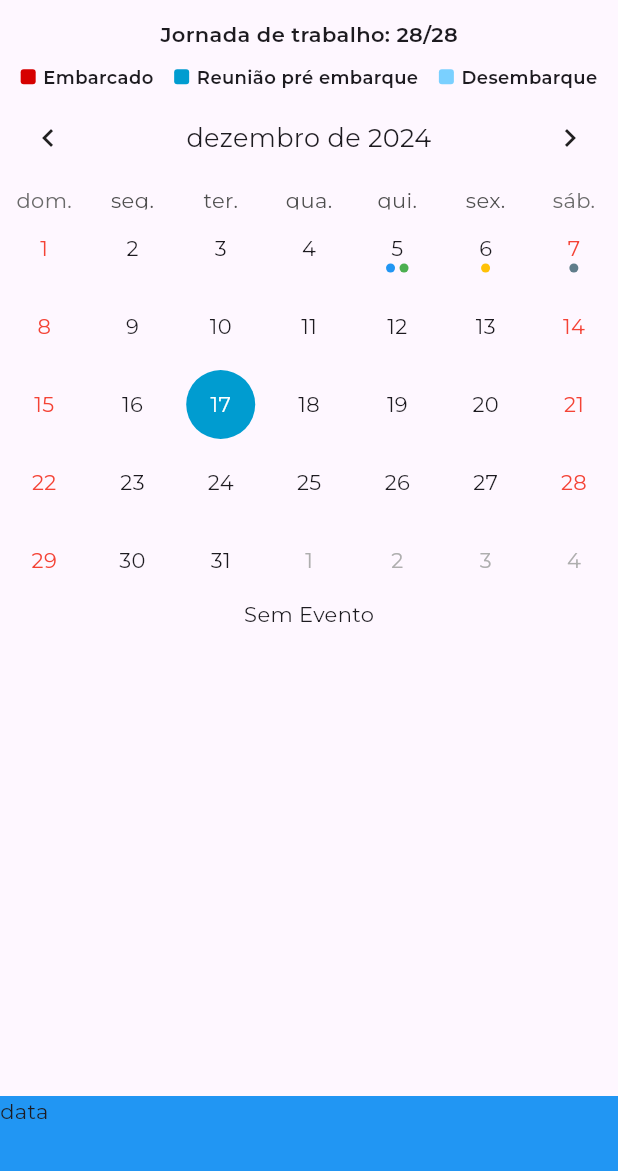
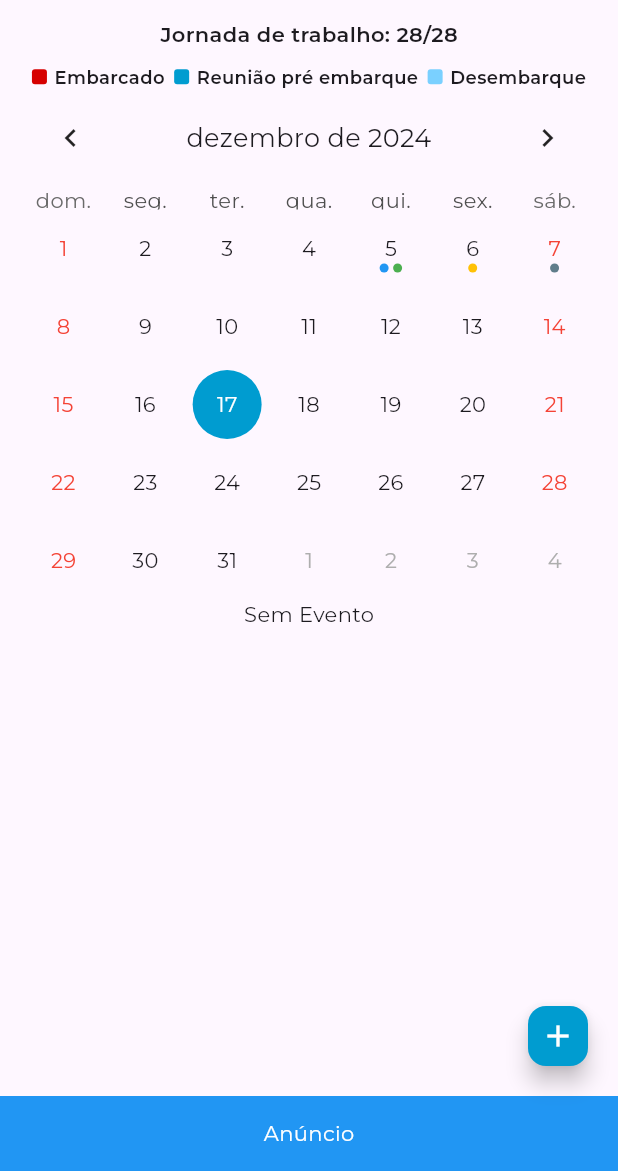
Before and after one commit to victorLessa/marine_app, a Flutter app: the screen it shows after launch, on a phone screen of 412 x 824 dp, the part 65-1236 px from its top. Run offline on Flutter 3.47's test engine with Material 3 defaults, Android fonts, the phone set to English and light mode, and no system bars; drawn by our look-alikes of table_calendar; project files that could hold a hidden picture were left out.

Commit message:
wip: inicio do componente de criação de eventos

```diff
--- a/lib/app.dart
+++ b/lib/app.dart
@@ -11,6 +11,7 @@ class MyApp extends StatelessWidget {
     return MaterialApp(
       title: 'Meu App',
       theme: ThemeData(
+        useMaterial3: true,
         primarySwatch: Colors.blue,
         fontFamily: 'Montserrat',
         textTheme: const TextTheme(
--- /dev/null
+++ b/lib/models/form_event_state.dart
@@ -0,0 +1,8 @@
+import 'package:flutter/material.dart';
+
+class FormEventState {
+  TextEditingController? title;
+  TextEditingController? description;
+
+  FormEventState({this.title, this.description});
+}
--- a/lib/providers/calendar_event_provider.dart
+++ b/lib/providers/calendar_event_provider.dart
@@ -1,7 +1,11 @@
 import 'package:flutter/material.dart';
 import 'package:marine/models/event_state.dart';
+import 'package:marine/models/form_event_state.dart';
 
 class CalendarEventProvider with ChangeNotifier {
+  final ValueNotifier<DateTime> _focusedDay = ValueNotifier(DateTime.now());
+  DateTime? _selectedDay;
+
   final EventState _events = EventState(events: {
     DateTime.utc(2024, 12, 5): [
       {"name": "Evento 1", "color": Colors.blue},
@@ -15,12 +19,14 @@ class CalendarEventProvider with ChangeNotifier {
     ],
   });
 
-  DateTime? _selectedDay;
-  final ValueNotifier<DateTime> _focusedDay = ValueNotifier(DateTime.now());
+  final FormEventState _formEventState = FormEventState();
 
   Map<DateTime, List<Map<String, dynamic>>> get events => _events.events;
 
   ValueNotifier<DateTime> get focusedDay => _focusedDay;
+
+  FormEventState get formEventState => _formEventState;
+
   DateTime? get selectedDay => _selectedDay;
 
   void addFocusedDay(DateTime day) {
--- a/lib/screens/home_screen.dart
+++ b/lib/screens/home_screen.dart
@@ -1,5 +1,6 @@
 import 'package:flutter/material.dart';
 import 'package:marine/providers/app_provider.dart';
+import 'package:marine/screens/form_events.dart';
 import 'package:marine/widgets/calendar_events.dart';
 import 'package:marine/widgets/custom_view.dart';
 import 'package:marine/widgets/legend.dart';
@@ -15,6 +16,14 @@ class HomeScreen extends StatelessWidget {
     return CustomView(
       appBar: AppBar(
         title: const Text('Inicio'),
+      ),
+      floatingActionButton: FloatingActionButton.small(
+        onPressed: () => showCustomModal(context),
+        backgroundColor: const Color.fromARGB(255, 0, 156, 208),
+        child: const Icon(
+          Icons.add,
+          color: Colors.white,
+        ),
       ),
       drawer: const CustomDrawer(),
       body: Consumer<AppProvider>(
--- a/lib/widgets/calendar_events.dart
+++ b/lib/widgets/calendar_events.dart
@@ -42,7 +42,7 @@ class _CalendarEventsState extends State<CalendarEvents>
                 height: 45,
                 width: 45,
                 alignment: Alignment.center,
-                margin: const EdgeInsets.only(left: 10),
+                margin: const EdgeInsets.only(left: 0),
                 decoration: const BoxDecoration(
                   shape: BoxShape.circle,
                   color: Color.fromARGB(255, 123, 148, 164),
@@ -54,7 +54,9 @@ class _CalendarEventsState extends State<CalendarEvents>
               ),
               Expanded(
                 child: Container(
-                  padding: const EdgeInsets.only(left: 10, right: 10),
+                  padding: const EdgeInsets.only(
+                    left: 10,
+                  ),
                   child: ListView.builder(
                     itemCount: events.length,
                     itemBuilder: (context, index) {
--- a/lib/widgets/custom_view.dart
+++ b/lib/widgets/custom_view.dart
@@ -1,15 +1,17 @@
 import 'package:flutter/material.dart';
 
 class CustomView extends StatefulWidget {
-  final AppBar appBar;
-  final Widget drawer;
+  final AppBar? appBar;
+  final Widget? drawer;
   final Widget body;
+  final Widget? floatingActionButton;
 
   const CustomView({
     super.key,
-    required this.appBar,
-    required this.drawer,
+    this.appBar,
+    this.drawer,
     required this.body,
+    this.floatingActionButton,
   });
 
   @override
@@ -22,21 +24,20 @@ class _CustomViewState extends State<CustomView> {
     return Scaffold(
       appBar: widget.appBar,
       drawer: widget.drawer,
-      body: Column(
-        mainAxisAlignment: MainAxisAlignment.spaceBetween,
-        children: [
-          Expanded(
-            child: widget.body,
-          ),
-          SizedBox(
-            height: 50,
-            width: double.infinity,
-            child: Container(
-              color: Colors.blue,
-              child: const Text("data"),
-            ),
-          )
-        ],
+      floatingActionButton: widget.floatingActionButton,
+      floatingActionButtonLocation: FloatingActionButtonLocation.endFloat,
+      bottomNavigationBar: Container(
+        height: 50,
+        color: Colors.blue,
+        child: const Center(
+            child: Text(
+          "Anúncio",
+          style: TextStyle(color: Colors.white),
+        )),
+      ),
+      body: Padding(
+        padding: const EdgeInsets.only(left: 15, right: 15),
+        child: widget.body,
       ),
     );
   }
```
Also changed, not shown: lib/screens/form_events.dart (added, +269 -0 lines).
